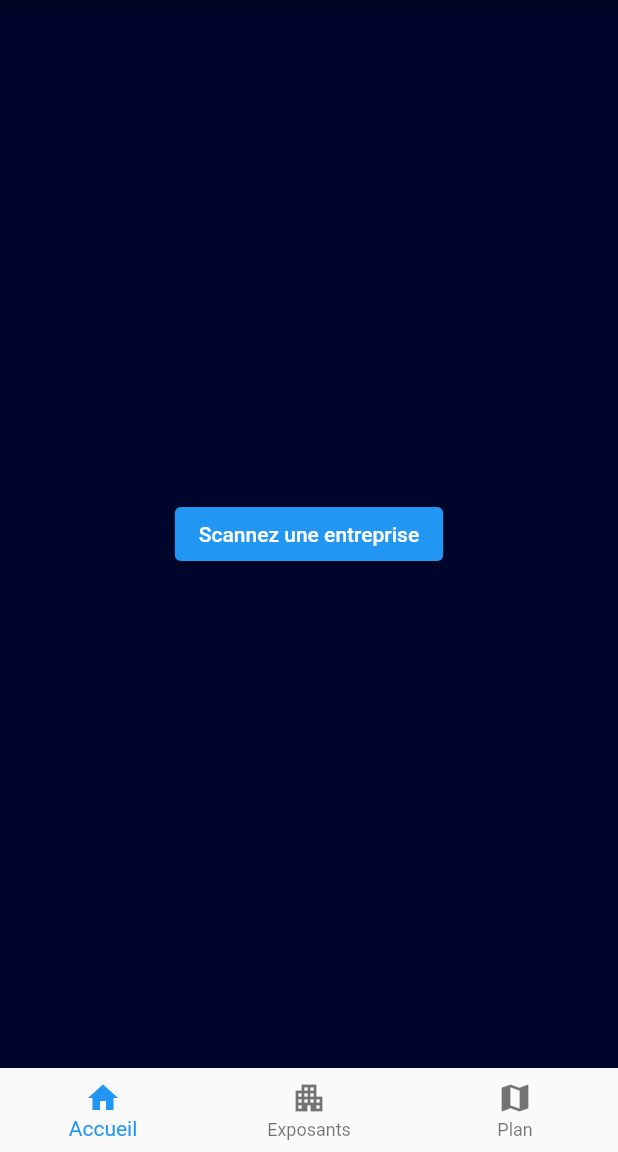
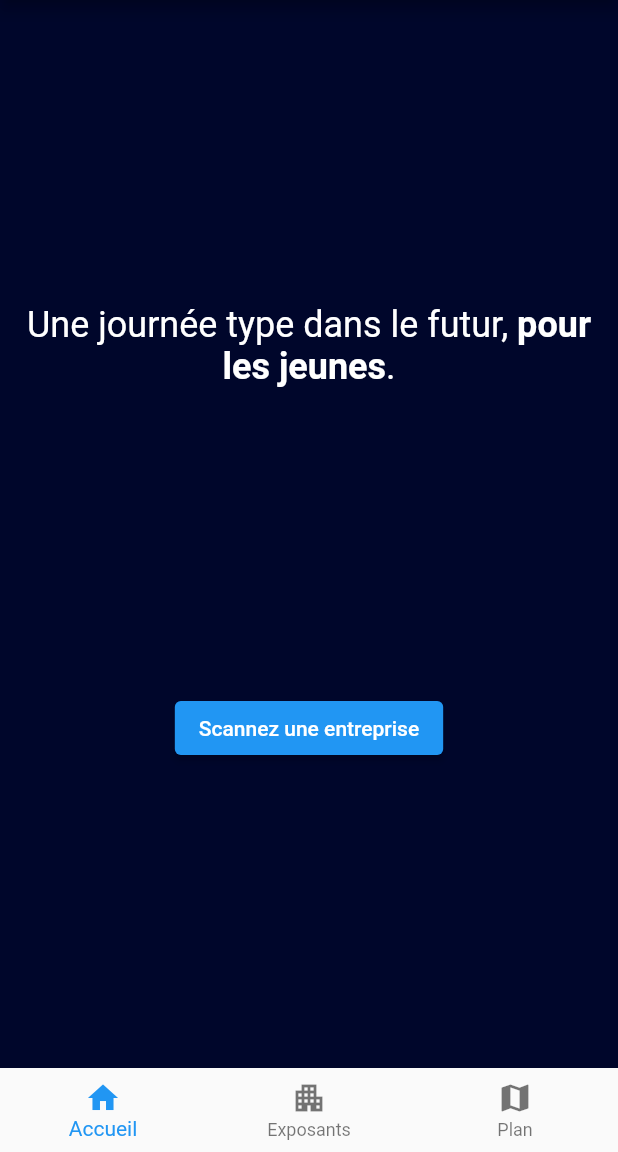
Before and after one commit to EpiMac/FUTURS-app, a Flutter app: the screen it shows after launch, on a phone screen of 412 x 824 dp, the part 84-1236 px from its top. Run offline on Flutter 3.47's test engine with Material 2 defaults, Android fonts, the phone set to English and light mode, and no system bars; our stand-ins replace webview_flutter; missing offline and left inert: advance_pdf_viewer; network calls fail.

```diff
--- /dev/null
+++ b/lib/companies.dart
@@ -0,0 +1,28 @@
+// FUTURS - Companies Model
+
+class Companies {
+  late String companyID;
+  late String companyName;
+  late String companyDescription;
+  late String companyPhotoUrl;
+  late String companyContact;
+  late String companyCategory;
+
+  Companies({
+    required this.companyID,
+    required this.companyName,
+    required this.companyDescription,
+    required this.companyPhotoUrl,
+    required this.companyContact,
+    required this.companyCategory,
+  });
+
+  Companies.fromJson(Map<String, dynamic> json) {
+    companyID = json['company_id'];
+    companyName = json['company_name'];
+    companyDescription = json['company_description'];
+    companyPhotoUrl = json['company_photo_url'];
+    companyContact = json['company_contact'];
+    companyCategory = json['company_category'];
+  }
+}
--- a/lib/main.dart
+++ b/lib/main.dart
@@ -1,14 +1,41 @@
+// FUTURS - Main file
+
 // ignore_for_file: camel_case_types
-
+import 'dart:convert';
 import 'dart:io';
 import 'package:flutter/foundation.dart';
 import 'package:flutter/material.dart';
 //import 'package:qr_code_scanner/qr_code_scanner.dart';
 import 'package:advance_pdf_viewer/advance_pdf_viewer.dart';
+import 'package:webview_flutter/webview_flutter.dart';
+import 'package:http/http.dart' as http;
+import 'companies.dart';
+import 'misc.dart';
 
+// URLs
+const String api_url = "https://api.npoint.io/e86cf7afdde9b4af50cb";
+const String map_url = "https://www.escaux.com/rsrc/EscauxCustomerDocs/DRD_T38Support_AdminGuide/T38_TEST_PAGES.pdf";
+
+// Settings
 Color topColor = const Color.fromRGBO(177, 0, 105, 1.0);
 Color backgroundColor = const Color.fromRGBO(0, 6, 43, 1.0);
 
+// API Calls
+List<Companies> parseCompanies(String responseBody) {
+  final parsed = jsonDecode(responseBody).cast<Map<String,dynamic>>();
+  return parsed.map<Companies>((json) => Companies.fromJson(json)).toList();
+}
+
+Future<List<Companies>> fetchCompanies(http.Client client) async {
+  final response = await client.get(Uri.parse(api_url));
+  if (response.statusCode == 200) {
+      return parseCompanies(response.body);
+   } else {
+      throw Exception('Unable to fetch companies from the REST API');
+   }
+}
+
+// Main
 void main() {
   runApp(
     MaterialApp(
@@ -23,45 +50,7 @@ void main() {
 }
 
 // ignore: constant_identifier_names
-const String map_url = "https://www.escaux.com/rsrc/EscauxCustomerDocs/DRD_T38Support_AdminGuide/T38_TEST_PAGES.pdf";
-const Color darkBackground = Color(0xFF2D2D2D);
-
-class Company {
-  int id;
-  String name;
-  String description;
-  IconData icon;
-  String photo;
-
-  Company(this.id,
-          this.name,
-          this.description,
-          this.icon,
-          this.photo);
-}
-
-// TESTS (start)
-Company test1 = Company(1,
-                        "Microsoft",
-                        "It's Microsoft bro",
-                        Icons.ac_unit,
-                        "https://pbs.twimg.com/profile_images/1234407307955535873/0pjqJnab_400x400.png");
-
-Company test2 = Company(2,
-                        "Ubisoft",
-                        "Assassin's Creed for Life",
-                        Icons.access_alarm,
-                        "https://encrypted-tbn0.gstatic.com/images?q=tbn:ANd9GcT6P_xCU5PeM3YF4MPc2e5IbRCrPyeoj1iGYln1Zgaklvyi0jbXyozuTQ7oew78cCAkFzU&usqp=CAU");
-
-Company test3 = Company(3,
-                        "EpiMac",
-                        "The best company",
-                        Icons.computer,
-                        "https://media-exp1.licdn.com/dms/image/C560BAQE2K1RY08GxSA/company-logo_200_200/0/1562418791936?e=2159024400&v=beta&t=Eu2g_9IDiUIJzd9t7keq_jf3HmQ6GXbWKRx61ThZr2I");
-
-final companies = [test1, test2, test3];
-// TESTS (end)
-
+// Home Activity
 class Futurs_HomeRoute extends StatelessWidget {
   const Futurs_HomeRoute({Key? key}) : super(key: key);
 
@@ -73,7 +62,24 @@ class Futurs_HomeRoute extends StatelessWidget {
         backgroundColor: topColor
       ),
       body: Center(
-        child: ElevatedButton(
+        child: Column(
+          mainAxisAlignment: MainAxisAlignment.spaceEvenly,
+          children: [
+            const Align(
+              alignment: Alignment.center,
+              child: Text.rich(
+                TextSpan(
+                  text: "Une journée type dans le futur, ",
+                  style: TextStyle(fontSize: 24, color: Colors.white),
+                  children: <TextSpan>[
+                    TextSpan(text: 'pour les jeunes', style: TextStyle(fontWeight: FontWeight.bold, color: Colors.white)),
+                    TextSpan(text: '.', style: TextStyle(color: Colors.white)),
+                  ],
+                ),
+                textAlign: TextAlign.center,
+              )
+            ),
+            ElevatedButton(
               child: const Text('Scannez une entreprise'),
               onPressed: () {
                 Navigator.push(
@@ -81,14 +87,53 @@ class Futurs_HomeRoute extends StatelessWidget {
                   MaterialPageRoute(builder: (context) => const Futurs_CompaniesRoute()),
                 );
               },
+            )
+          ],
+        )
       ),
-      ),
+
     );
   }
 }
 
+// Companies Activity
 class Futurs_CompaniesRoute extends StatelessWidget {
   const Futurs_CompaniesRoute({Key? key}) : super(key: key);
+
+  @override
+  Widget build(BuildContext context) {
+    return MaterialApp(
+        home: Scaffold(
+            appBar: AppBar(
+              title: const Text("Exposants"),
+              backgroundColor: topColor
+            ),
+        body: FutureBuilder<List<Companies>>(
+        future: fetchCompanies(http.Client()),
+        builder: (context, snapshot) {
+          if (snapshot.hasError) {
+            return const Center(
+              child: Text("Une erreur s'est produite"),
+            );
+          } else if (snapshot.hasData) {
+            return CompaniesList(companies: snapshot.data!);
+          } else {
+            return const Center(
+              child: CircularProgressIndicator(),
+            );
+          }
+        },
+      )
+      )
+    );
+  }
+}
+
+// Companies ListView
+class CompaniesList extends StatelessWidget {
+  const CompaniesList({Key? key, required this.companies}) : super(key: key);
+
+  final List<Companies> companies;
 
   @override
   Widget build(BuildContext context) {
@@ -97,16 +142,20 @@ class Futurs_CompaniesRoute extends StatelessWidget {
       itemBuilder: (context, index) {
         return Card(
             child: ListTile(
-                  title: Text(companies[index].name),
-                  subtitle: Text(companies[index].description),
+              title: Text(companies[index].companyName),
+              subtitle: Text(companies[index].companyDescription),
               leading: CircleAvatar(
                 backgroundImage: NetworkImage(
-                          companies[index].photo)),
-                  trailing: Icon(companies[index].icon)));
-        });
+                  companies[index].companyPhotoUrl)),
+              trailing: getIcon(companies[index].companyCategory)
+            )
+        );
+      }
+    );
   }
 }
 
+// Map Activity
 class Futurs_MapRoute extends StatefulWidget {
   @override
   State<StatefulWidget> createState() => _Futurs_MapRoute_State();
@@ -154,23 +203,7 @@ class _Futurs_MapRoute_State extends State<Futurs_MapRoute> {
   }
 }
 
-/*
-class Futurs_MapRoute extends StatelessWidget {
-  const Futurs_MapRoute({Key? key}) : super(key: key);
-
-  @override
-  Widget build(BuildContext context) {
-    return Scaffold(
-      appBar: AppBar(
-        title: Text('Plan du salon'),
-      ),
-      body: Center(
-          child: PDFViewer(document: map_document)),
-    );
-  }
-}
-*/
-
+// Bottom navigation bar
 class Navigation extends StatefulWidget {
   const Navigation({Key? key}) : super(key: key);
 
@@ -197,7 +230,7 @@ class _NavigationState extends State<Navigation> {
       backgroundColor: Theme.of(context).backgroundColor,
       body: IndexedStack(index: _selectedIndex, children: _widgetOptions),
       bottomNavigationBar: BottomNavigationBar(
-        items: [
+        items: const [
           BottomNavigationBarItem(
               icon: Icon(Icons.home), label: 'Accueil'),
           BottomNavigationBarItem(
--- a/pubspec.yaml
+++ b/pubspec.yaml
@@ -37,6 +37,7 @@ dependencies:
   qr_code_scanner: any
   advance_pdf_viewer: any
   pdf_viewer_jk: ^2.1.4
+  webview_flutter: ^2.1.1
 
 dev_dependencies:
   flutter_test:
```
Also changed, not shown: lib/misc.dart (added, +15 -0 lines), pubspec.lock, 3 other files. Lines whose indentation alone changed are shown as unchanged.
